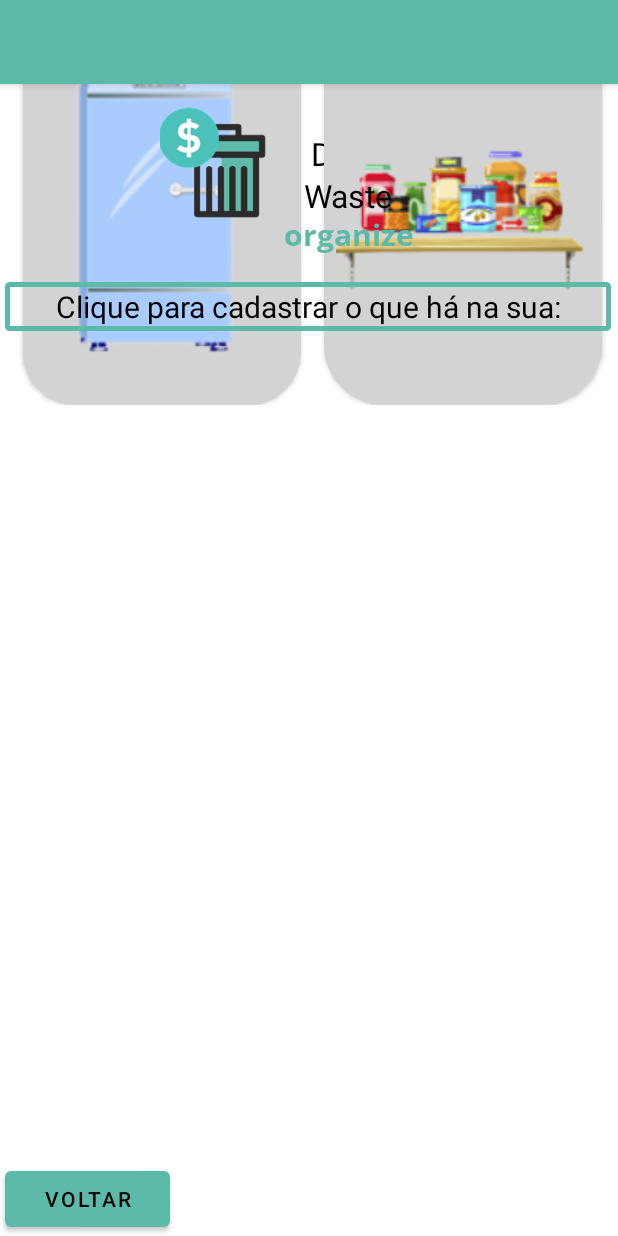
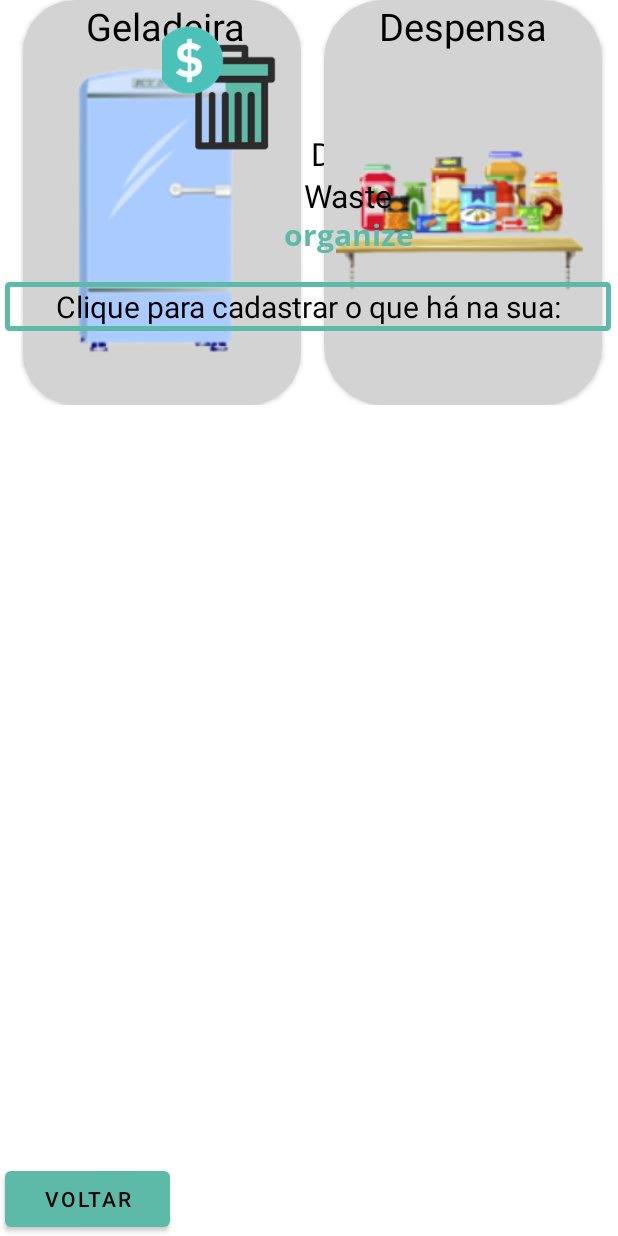
Before and after one commit to Tallesmello/Dont_Waste_App_BRQ, an Android app: the layout activity_tela_categorias.xml on its own in the app's theme, with its tools: preview values and no code run, on a phone screen of 412 x 824 dp. Run offline under Robolectric (Android 15) with nearby library versions, the phone set to English and light mode, and no system bars.

Commit message:
correcao erro

```diff
--- a/app/src/main/res/layout/activity_tela_categorias.xml
+++ b/app/src/main/res/layout/activity_tela_categorias.xml
@@ -5,25 +5,7 @@
     android:layout_width="match_parent"
     android:layout_height="match_parent">
 
-    <com.google.android.material.appbar.AppBarLayout
-        android:id="@+id/appBarLayout"
-        android:layout_width="0dp"
-        android:layout_height="wrap_content"
-        android:layout_marginBottom="13dp"
-        android:theme="@style/Theme.TesteMenu.AppBarOverlay"
-        app:layout_constraintBottom_toTopOf="@+id/imageView"
-        app:layout_constraintEnd_toEndOf="parent"
-        app:layout_constraintStart_toStartOf="parent"
-        app:layout_constraintTop_toTopOf="parent">
 
-        <androidx.appcompat.widget.Toolbar
-            android:id="@+id/toolbar"
-            android:layout_width="match_parent"
-            android:layout_height="?attr/actionBarSize"
-            android:background="?attr/colorPrimary"
-            app:popupTheme="@style/Theme.TesteMenu.PopupOverlay" />
-
-    </com.google.android.material.appbar.AppBarLayout>
 
     <TextView
         android:id="@+id/nome_app_categorias"
@@ -37,7 +19,7 @@
         android:textSize="21sp"
         app:layout_constraintEnd_toEndOf="parent"
         app:layout_constraintHorizontal_bias="1.0"
-        app:layout_constraintStart_toEndOf="@+id/imageView"
+        app:layout_constraintStart_toEndOf="@+id/imageView_logo_categoria"
         app:layout_constraintTop_toTopOf="parent" />
 
     <LinearLayout
@@ -93,7 +75,7 @@
             tools:layout_editor_absoluteX="17dp">
 
             <ImageView
-                android:id="@+id/imageView6"
+                android:id="@+id/image_despensa"
                 android:layout_width="169dp"
                 android:layout_height="184dp"
                 android:layout_gravity="center"
@@ -107,7 +89,7 @@
                 android:layout_gravity="center_horizontal"
                 android:text="@string/despensa"
                 android:textColor="@color/black"
-                android:textSize="25dp" />
+                android:textSize="25sp" />
         </androidx.cardview.widget.CardView>
     </LinearLayout>
 
@@ -152,18 +134,18 @@
         app:layout_constraintStart_toStartOf="parent"
         app:layout_constraintTop_toTopOf="parent" />
 
+
     <ImageView
-        android:id="@+id/imageView"
-        android:layout_width="94dp"
-        android:layout_height="116dp"
+        android:id="@+id/imageView_logo_categoria"
+        android:layout_width="99dp"
+        android:layout_height="130dp"
         android:layout_marginStart="108dp"
         android:scaleType="centerCrop"
         app:layout_constraintEnd_toStartOf="@+id/txt_organize_cateforias"
-        app:layout_constraintHorizontal_bias="0.125"
+        app:layout_constraintHorizontal_bias="0.0"
         app:layout_constraintStart_toStartOf="parent"
-        app:layout_constraintTop_toBottomOf="@+id/appBarLayout"
-        app:srcCompat="@drawable/logo_sem_fundo" />
-
+        app:srcCompat="@drawable/logo_sem_fundo"
+        tools:layout_editor_absoluteY="57dp" />
 
     <Button
         android:id="@+id/btn_voltar_categorias"
--- a/app/src/main/res/values/strings.xml
+++ b/app/src/main/res/values/strings.xml
@@ -1,6 +1,6 @@
 <resources xmlns:tools="http://schemas.android.com/tools">
     <string name="app_name">Dont_Waste_BRQ</string>
-    <string name="dont_waste_hm_n_logada" tools:ignore="StringEscaping">Don't Waste</string>
+    <string name="dont_waste_hm_n_logada" tools:ignore="StringEscaping">Don t Waste</string>
     <string name="organize_hm_n_logada">organize</string>
     <string name="sua_despensa_inteligente_hm_n_logada">Sua despensa inteligente</string>
     <string name="primeiro_acesso_btn_hm_n_logada">Primeiro Acesso</string>
```
